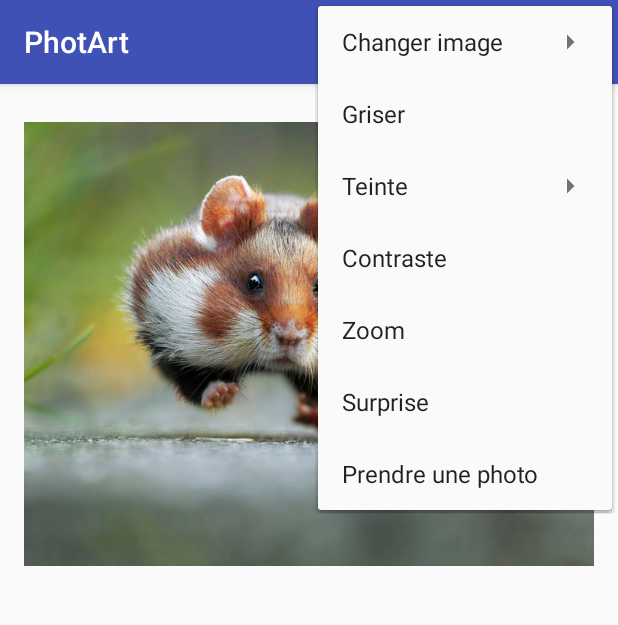
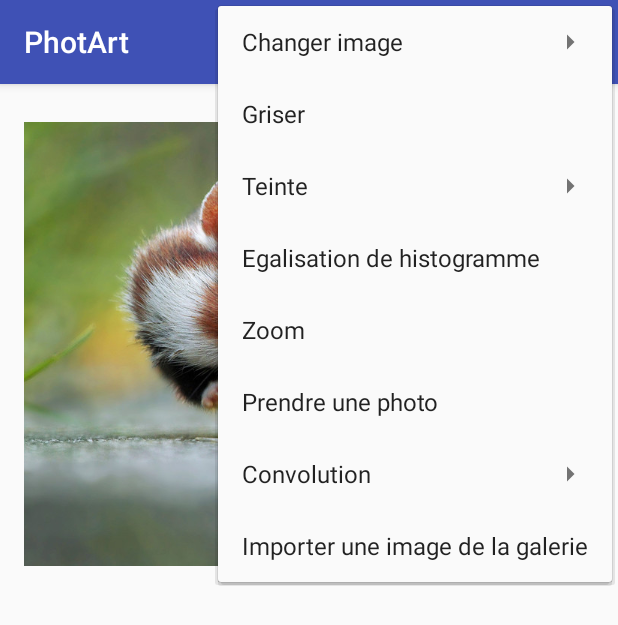
Before and after one commit to katell-maro/ApplicationTraitementImage-ANDROID, an Android app: the screen it shows after launch (MainActivity), with the options menu open, on a phone screen of 412 x 824 dp. Shown: the top 625 px of the screen. Run offline under Robolectric (Android 15) with nearby library versions, the phone set to English and light mode, and no system bars.

Commit message:
Convolution + Galerie + Touch zoom

```diff
--- a/app/src/main/res/menu/menu.xml
+++ b/app/src/main/res/menu/menu.xml
@@ -41,20 +41,38 @@
         </menu>
     </item>
 
-    <item android:id="@+id/contrast"
-          android:title="@string/message_Contrast"
+    <item android:id="@+id/egalisation"
+          android:title="@string/message_Egalisation"
           android:onClick="onOptionsItem"/>
 
     <item android:id="@+id/zoom"
           android:title="@string/message_Zoom"
           android:onClick="onOptionsItem"/>
 
-    <item android:id="@+id/domin"
-          android:title="@string/message_Domin"
-          android:onClick="onOptionsItem"/>
-
     <item android:id="@+id/photo"
           android:title="@string/message_Photo"
           android:onClick="onOptionsItem"/>
 
+    <item android:id="@+id/convolution"
+          android:title="@string/message_Convolution">
+        <menu>
+            <item android:id="@+id/moyenneur"
+                  android:title="@string/message_Moyenneur"
+                  android:onClick="onOptionsItem"/>
+            <item android:id="@+id/gaussien"
+                  android:title="@string/message_Gaussien"
+                  android:onClick="onOptionsItem"/>
+            <item android:id="@+id/sobel"
+                  android:title="@string/message_Sobel"
+                  android:onClick="onOptionsItem"/>
+            <item android:id="@+id/laplacien"
+                  android:title="@string/message_Laplacien"
+                  android:onClick="onOptionsItem"/>
+        </menu>
+    </item>
+
+    <item android:id="@+id/gallery"
+          android:title="@string/message_Gallery"
+          android:onClick="onOptionsItem"/>
+
 </menu>
--- a/app/src/main/res/values/strings.xml
+++ b/app/src/main/res/values/strings.xml
@@ -9,11 +9,17 @@
     <string name="message_Domin">Surprise</string>
     <string name="message_Hamster">Hamster</string>
     <string name="message_Smarties">Smarties</string>
-    <string name="message_Contrast">Contraste</string>
+    <string name="message_Egalisation">Egalisation de histogramme</string>
     <string name="message_Sepia">Sepia</string>
     <string name="message_Zoom">Zoom</string>
     <string name="message_Teinte">Teinte</string>
     <string name="message_ChangeImage">Changer image</string>
     <string name="message_Photo">Prendre une photo</string>
+    <string name="message_Convolution">Convolution</string>
+    <string name="message_Gallery">Importer une image de la galerie</string>
+    <string name="message_Moyenneur">Moyenneur</string>
+    <string name="message_Gaussien">Gaussien</string>
+    <string name="message_Sobel">Sobel</string>
+    <string name="message_Laplacien">Laplacien</string>
 
 </resources>
```
Also changed, not shown: app/src/main/java/com/example/katell/myapplication/MainActivity.java (+160 -114 lines).
